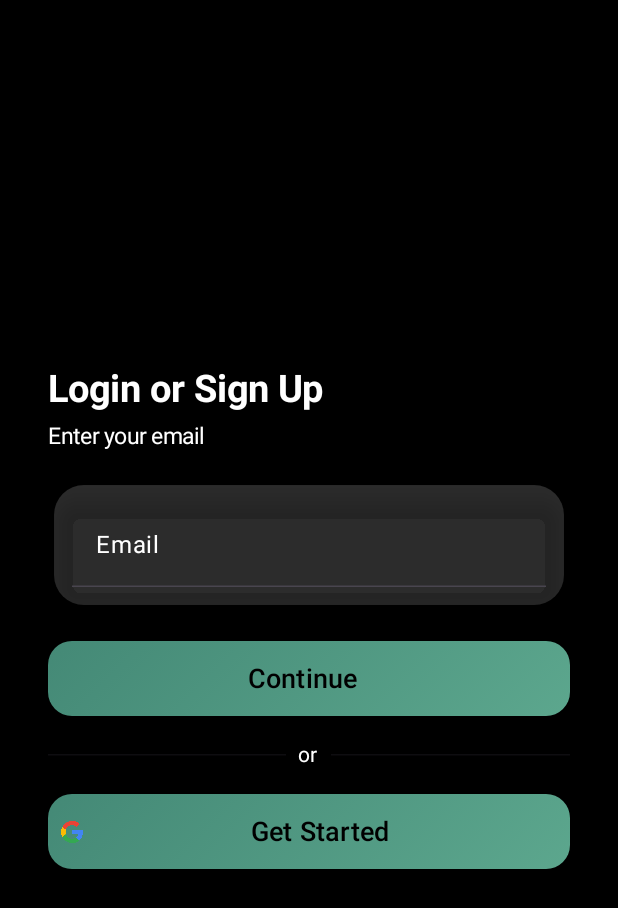
After one commit to Ankur2024/ChatApp, an Android app built with Jetpack Compose: the composable LoginScreen shown on its own in the app's theme, on a phone screen of 412 x 824 dp. The commit adds this screen. Shown: the top 908 px of the screen. Run offline under Robolectric (Android 15) with nearby library versions, the phone set to English and light mode, and no system bars; 1 statement that could not run was skipped.

Commit message:
Login Screen Backend Is Ongoing

```diff
--- a/app/build.gradle.kts
+++ b/app/build.gradle.kts
@@ -79,4 +79,8 @@ dependencies {
     //navigation
     val nav_version = "2.8.3"
     implementation("androidx.navigation:navigation-compose:$nav_version")
+
+    //Firebase Auth
+    implementation("com.google.firebase:firebase-auth")
+    implementation("com.google.android.gms:play-services-auth:21.2.0")
 }
--- a/app/src/main/java/com/example/chatapp/presentation/navigation/Navigation.kt
+++ b/app/src/main/java/com/example/chatapp/presentation/navigation/Navigation.kt
@@ -4,6 +4,7 @@ import androidx.compose.runtime.Composable
 import androidx.navigation.compose.NavHost
 import androidx.navigation.compose.composable
 import androidx.navigation.compose.rememberNavController
+import com.example.chatapp.presentation.screen.login.components.LoginScreen
 import com.example.chatapp.presentation.screen.onBoardingScreen.OnBoardingScreen
 
 
@@ -16,7 +17,7 @@ fun Navigation(
             OnBoardingScreen(navController = navController)
         }
         composable(Screen.Login.route) {
-
+            LoginScreen(navController = navController)
         }
     }
 }
--- /dev/null
+++ b/app/src/main/java/com/example/chatapp/presentation/screen/login/components/LoginScreen.kt
@@ -0,0 +1,189 @@
+package com.example.chatapp.presentation.screen.login.components
+
+import androidx.compose.foundation.background
+import androidx.compose.foundation.layout.Arrangement
+import androidx.compose.foundation.layout.Box
+import androidx.compose.foundation.layout.Column
+import androidx.compose.foundation.layout.Row
+import androidx.compose.foundation.layout.Spacer
+import androidx.compose.foundation.layout.fillMaxSize
+import androidx.compose.foundation.layout.fillMaxWidth
+import androidx.compose.foundation.layout.height
+import androidx.compose.foundation.layout.padding
+import androidx.compose.foundation.layout.wrapContentHeight
+import androidx.compose.foundation.shape.RoundedCornerShape
+import androidx.compose.material3.ExperimentalMaterial3Api
+import androidx.compose.material3.HorizontalDivider
+import androidx.compose.material3.MaterialTheme
+import androidx.compose.material3.Text
+import androidx.compose.material3.TextField
+import androidx.compose.material3.TextFieldDefaults
+import androidx.compose.runtime.Composable
+import androidx.compose.runtime.mutableStateOf
+import androidx.compose.runtime.remember
+import androidx.compose.ui.Alignment
+import androidx.compose.ui.Modifier
+import androidx.compose.ui.draw.shadow
+import androidx.compose.ui.graphics.Color
+import androidx.compose.ui.platform.LocalContext
+import androidx.compose.ui.res.stringResource
+import androidx.compose.ui.text.font.FontWeight
+import androidx.compose.ui.text.input.PasswordVisualTransformation
+import androidx.compose.ui.text.input.VisualTransformation
+import androidx.compose.ui.tooling.preview.Preview
+import androidx.compose.ui.unit.dp
+import androidx.compose.ui.unit.sp
+import androidx.navigation.NavController
+import androidx.navigation.compose.rememberNavController
+import com.example.chatapp.R
+import com.example.chateaseapp.presentation.screen.common.GradientButton
+
+@Composable
+fun LoginScreen(
+    navController: NavController,
+) {
+    val context = LocalContext.current
+    val email = remember { mutableStateOf("") }
+    val password = remember { mutableStateOf("") }
+
+    // UI Layout
+    Box(
+        modifier = Modifier
+            .fillMaxSize()
+            .background(Color.Black)
+    ) {
+        Column(
+            modifier = Modifier
+                .fillMaxSize()
+                .padding(16.dp)
+            .background(Color.Black),
+            horizontalAlignment = Alignment.CenterHorizontally,
+            verticalArrangement = Arrangement.Center
+        ) {
+            Box(
+                modifier = Modifier
+                    .fillMaxWidth()
+                    .wrapContentHeight()
+                    .background(Color.Black),
+//                elevation = CardDefaults.elevatedCardElevation(8.dp),
+//                shape = MaterialTheme.shapes.medium
+            ) {
+                Column(
+                    modifier = Modifier
+                        .padding(16.dp)
+                        .fillMaxWidth()
+                ) {
+                    Text(
+                        text = "Login or Sign Up",
+                        fontSize = 25.sp,
+                        color = Color.White,
+                        fontWeight = FontWeight.Bold,
+                        modifier = Modifier.padding(bottom = 8.dp)
+                    )
+
+                    Text(
+                        text = "Enter your email",
+                        color = Color.White,
+                        fontSize = 15.sp,
+                        modifier = Modifier.padding(bottom = 16.dp)
+                    )
+
+                    LoginTextField(
+                        label = "Email",
+                        value = email.value,
+                        onValueChange = { email.value = it }
+                    )
+                    Spacer(modifier = Modifier.height(16.dp))
+                    GradientButton(
+                        onClick = {
+
+                        },
+                        modifier = Modifier
+                            .fillMaxWidth()
+                            .height(50.dp),
+                        text = "Continue"
+                    )
+
+                    Spacer(modifier = Modifier.height(16.dp))
+
+                    Row(
+                        modifier = Modifier.fillMaxWidth(),
+                        verticalAlignment = Alignment.CenterVertically
+                    ) {
+                        HorizontalDivider(
+                            modifier = Modifier.weight(1f),
+                            color = MaterialTheme.colorScheme.onBackground.copy(alpha = 0.5f)
+                        )
+                        Text(
+                            text = "or",
+                            style = MaterialTheme.typography.bodyMedium,
+                            modifier = Modifier.padding(horizontal = 8.dp),
+                            color = Color.White
+                        )
+                        HorizontalDivider(
+                            modifier = Modifier.weight(1f),
+                            color = MaterialTheme.colorScheme.onSurface.copy(alpha = 0.5f)
+                        )
+                    }
+
+                    Spacer(modifier = Modifier.height(16.dp))
+
+                    GradientButton(
+                        onClick = {
+                        },
+                        modifier = Modifier
+                            .fillMaxWidth()
+                            .height(50.dp),
+                        iconResId = R.drawable.google_icon,
+                        text = stringResource(R.string.get_started)
+                    )
+
+
+                }
+            }
+        }
+    }
+}
+
+
+@OptIn(ExperimentalMaterial3Api::class)
+@Composable
+@Preview(showBackground = true)
+fun LoginTextField(
+    label: String = "",
+    value: String = "",
+    onValueChange: (String) -> Unit = {},
+    isPassword: Boolean = false
+) {
+    TextField(
+        value = value,
+        onValueChange = onValueChange,
+        label = { Text(label, color = Color.White) },
+        visualTransformation = if (isPassword) PasswordVisualTransformation() else VisualTransformation.None,
+        modifier = Modifier
+            .fillMaxWidth()
+            .padding(horizontal = 4.dp, vertical = 8.dp)
+            .background(
+                color = Color(0xFF2C2C2C),
+                shape = RoundedCornerShape(20.dp)
+            )
+            .shadow(10.dp, shape = RoundedCornerShape(20.dp))
+            .padding(12.dp),
+        colors = TextFieldDefaults.textFieldColors(
+            containerColor = Color.Transparent,
+            focusedIndicatorColor = Color.Transparent,
+            cursorColor = Color(0xFFD3D3D3),
+            focusedTextColor = Color(0xFFD3D3D3),
+            unfocusedTextColor = Color(0xFFD3D3D3)
+        )
+    )
+}
+
+
+
+@Composable
+@Preview(showBackground = true)
+fun LoginPreview(){
+    val navController = rememberNavController()
+    LoginScreen(navController = navController)
+}
```
Also changed, not shown: app/src/main/java/com/example/chatapp/data/repository/authRepositoryImpl/AuthRepositoryImpl.kt (added, +48 -0 lines), app/src/main/java/com/example/chatapp/di/AuthModule.kt (+16 -3 lines), app/src/main/java/com/example/chatapp/domain/model/Auth.kt (added, +10 -0 lines), app/src/main/java/com/example/chatapp/domain/repository/authRepository/AuthRepository.kt (added, +11 -0 lines), app/src/main/java/com/example/chatapp/domain/usecase/authUseCase/LoginOrRegisterWithEmailUseCase.kt (added, +14 -0 lines), app/src/main/java/com/example/chatapp/domain/usecase/authUseCase/SendVerificationEmailUseCase.kt (added, +14 -0 lines), app/src/main/java/com/example/chatapp/domain/usecase/authUseCase/SignInWithGoogleUseCase.kt (added, +14 -0 lines), app/src/main/java/com/example/chatapp/domain/usecase/authUseCase/VerifyEmailLinkUseCase.kt (added, +14 -0 lines), app/src/main/java/com/example/chatapp/domain/utils/ResultState.kt (added, +8 -0 lines), app/src/main/java/com/example/chatapp/presentation/common/ShowToast.kt (added, +14 -0 lines), app/src/main/res/drawable/google_icon.png (added).
